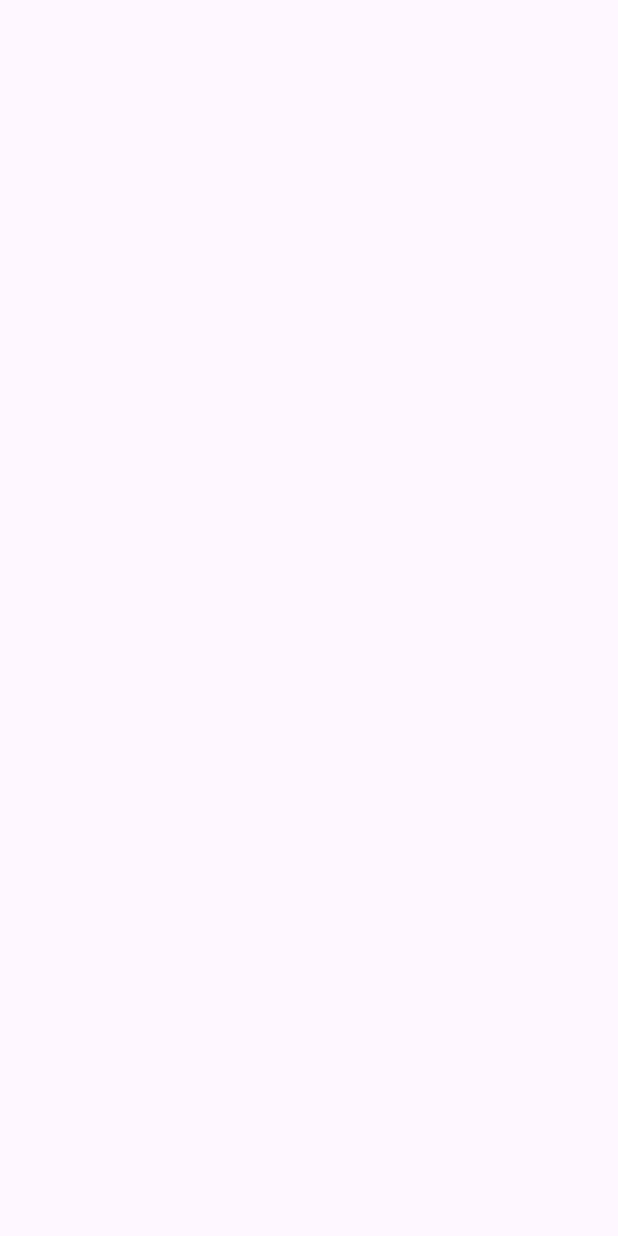
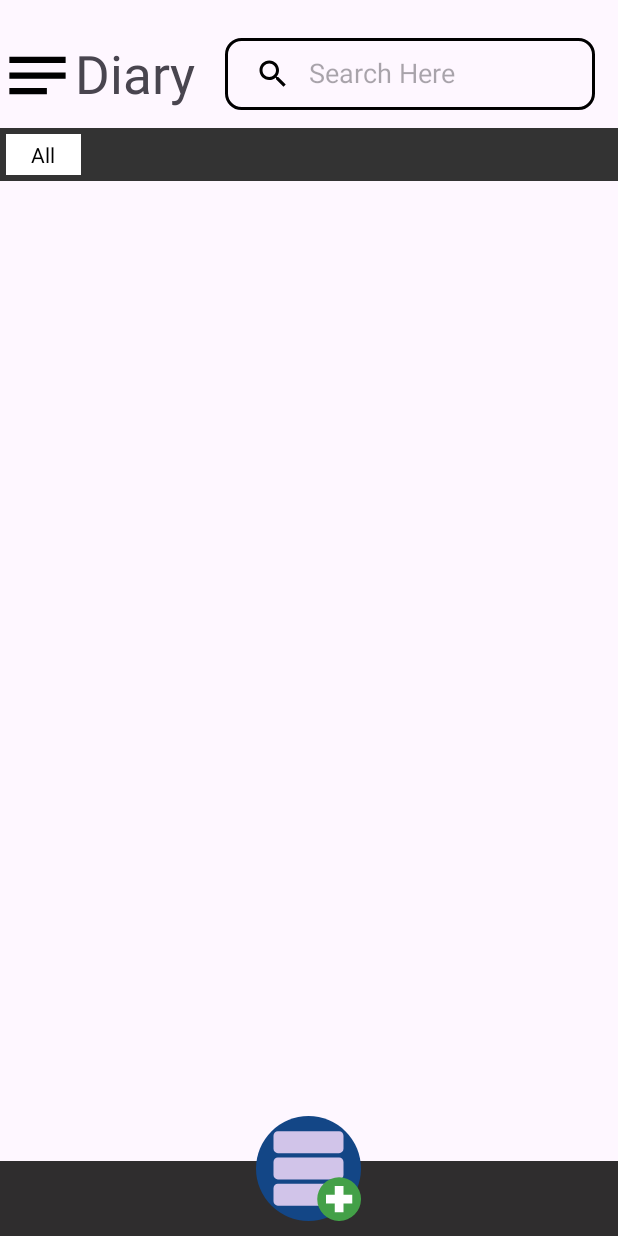
Before and after one commit to FebiRPL/DBDiary_TugasAkhir, an Android app: the screen it shows after launch (MainActivity), on a phone screen of 412 x 824 dp. Before the commit the screen is empty. Run offline under Robolectric (Android 15) with nearby library versions, the phone set to English and light mode, and no system bars.

```diff
--- a/app/build.gradle.kts
+++ b/app/build.gradle.kts
@@ -43,6 +43,8 @@ dependencies {
     implementation(libs.androidx.activity)
     implementation(libs.androidx.constraintlayout)
     testImplementation(libs.junit)
+    implementation("androidx.cardview:cardview:1.0.0")
+    implementation("com.google.android.material:material:1.9.0")
     androidTestImplementation(libs.androidx.junit)
     androidTestImplementation(libs.androidx.espresso.core)
 }
--- /dev/null
+++ b/app/src/main/res/drawable/add_bg.xml
@@ -0,0 +1,7 @@
+<?xml version="1.0" encoding="utf-8"?>
+<shape xmlns:android="http://schemas.android.com/apk/res/android"
+    android:shape="oval">
+
+    <solid android:color="@color/coloraccent"/>
+
+</shape>
--- /dev/null
+++ b/app/src/main/res/drawable/add_database_svgrepo_com.xml
@@ -0,0 +1,11 @@
+<vector xmlns:android="http://schemas.android.com/apk/res/android" android:height="750dp" android:viewportHeight="1024" android:viewportWidth="1024" android:width="750dp">
+
+    <path android:fillColor="#D1C4E9" android:pathData="M810.7,149.3H213.3c-23.5,0 -42.7,19.2 -42.7,42.7v128c0,23.5 19.2,42.7 42.7,42.7h597.3c23.5,0 42.7,-19.2 42.7,-42.7V192c0,-23.5 -19.2,-42.7 -42.7,-42.7zM810.7,405.3H213.3c-23.5,0 -42.7,19.2 -42.7,42.7v128c0,23.5 19.2,42.7 42.7,42.7h597.3c23.5,0 42.7,-19.2 42.7,-42.7v-128c0,-23.5 -19.2,-42.7 -42.7,-42.7zM810.7,661.3H213.3c-23.5,0 -42.7,19.2 -42.7,42.7v128c0,23.5 19.2,42.7 42.7,42.7h597.3c23.5,0 42.7,-19.2 42.7,-42.7v-128c0,-23.5 -19.2,-42.7 -42.7,-42.7z"/>
+
+    <path android:fillColor="#43A047" android:pathData="M810.7,810.7m-213.3,0a213.3,213.3 0,1 0,426.7 0,213.3 213.3,0 1,0 -426.7,0Z"/>
+
+    <path android:fillColor="#FFFFFF" android:pathData="M768,682.7h85.3v256h-85.3z"/>
+
+    <path android:fillColor="#FFFFFF" android:pathData="M682.7,768h256v85.3H682.7z"/>
+
+</vector>
--- /dev/null
+++ b/app/src/main/res/drawable/baseline_notes_24.xml
@@ -0,0 +1,5 @@
+<vector xmlns:android="http://schemas.android.com/apk/res/android" android:autoMirrored="true" android:height="24dp" android:tint="#000000" android:viewportHeight="24" android:viewportWidth="24" android:width="24dp">
+
+    <path android:fillColor="@android:color/white" android:pathData="M3,18h12v-2L3,16v2zM3,6v2h18L21,6L3,6zM3,13h18v-2L3,11v2z"/>
+
+</vector>
--- /dev/null
+++ b/app/src/main/res/drawable/baseline_search_24.xml
@@ -0,0 +1,5 @@
+<vector xmlns:android="http://schemas.android.com/apk/res/android" android:height="24dp" android:tint="#000000" android:viewportHeight="24" android:viewportWidth="24" android:width="24dp">
+
+    <path android:fillColor="@android:color/white" android:pathData="M15.5,14h-0.79l-0.28,-0.27C15.41,12.59 16,11.11 16,9.5 16,5.91 13.09,3 9.5,3S3,5.91 3,9.5 5.91,16 9.5,16c1.61,0 3.09,-0.59 4.23,-1.57l0.27,0.28v0.79l5,4.99L20.49,19l-4.99,-5zM9.5,14C7.01,14 5,11.99 5,9.5S7.01,5 9.5,5 14,7.01 14,9.5 11.99,14 9.5,14z"/>
+
+</vector>
--- /dev/null
+++ b/app/src/main/res/drawable/folder_diary.xml
@@ -0,0 +1,5 @@
+<?xml version="1.0" encoding="utf-8"?>
+<shape xmlns:android="http://schemas.android.com/apk/res/android"
+    android:shape="rectangle">
+    <solid android:color="@color/folder"/>
+</shape>
--- /dev/null
+++ b/app/src/main/res/drawable/search_view_bg.xml
@@ -0,0 +1,8 @@
+<?xml version="1.0" encoding="utf-8"?>
+<shape xmlns:android="http://schemas.android.com/apk/res/android">
+
+    <corners android:radius="10dp"/>
+    <stroke android:color="@color/black"
+        android:width="2dp" />
+
+</shape>
--- a/app/src/main/res/layout/activity_main.xml
+++ b/app/src/main/res/layout/activity_main.xml
@@ -1,13 +1,105 @@
 <?xml version="1.0" encoding="utf-8"?>
-<LinearLayout xmlns:android="http://schemas.android.com/apk/res/android"
+<RelativeLayout xmlns:android="http://schemas.android.com/apk/res/android"
     xmlns:app="http://schemas.android.com/apk/res-auto"
     xmlns:tools="http://schemas.android.com/tools"
     android:id="@+id/main"
     android:layout_width="match_parent"
     android:layout_height="match_parent"
-    android:orientation="vertical"
     tools:context=".MainActivity">
 
+    <LinearLayout
+        android:id="@+id/LYMain"
+        android:layout_width="match_parent"
+        android:layout_height="wrap_content"
+        android:orientation="horizontal"
+        >
 
+        <ImageView
+            android:layout_width="50dp"
+            android:layout_height="50dp"
+            android:src="@drawable/baseline_notes_24"
+            android:layout_marginTop="25dp"
+            />
 
-</LinearLayout>
+        <TextView
+            android:layout_width="wrap_content"
+            android:layout_height="wrap_content"
+            android:text="Diary"
+            android:textSize="35sp"
+            android:layout_marginTop="25dp"
+            />
+
+        <SearchView
+            android:id="@+id/Search"
+            android:layout_width="match_parent"
+            android:layout_height="wrap_content"
+            android:queryHint="Search Here"
+            android:layout_below="@id/LYMain"
+            android:background="@drawable/search_view_bg"
+            android:layout_marginTop="25dp"
+            android:layout_marginLeft="19dp"
+            android:layout_marginRight="15dp"
+            android:searchIcon="@drawable/baseline_search_24"
+            android:iconifiedByDefault="false"
+            />
+    </LinearLayout>
+
+    <LinearLayout
+        android:id="@+id/FolderDiary"
+        android:layout_width="match_parent"
+        android:layout_below="@id/LYMain"
+        android:layout_height="wrap_content"
+        android:layout_marginTop="10dp"
+        android:layout_marginBottom="10dp"
+        android:background="@drawable/folder_diary"
+        >
+
+        <TextView
+            android:id="@+id/TvAll"
+            android:layout_width="50dp"
+            android:layout_height="wrap_content"
+            android:text="All"
+            android:textColor="@color/black"
+            android:background="@color/white"
+            android:padding="4dp"
+            android:textSize="14sp"
+            android:layout_margin="4dp"
+            android:gravity="center"
+            />
+
+    </LinearLayout>
+
+    <androidx.recyclerview.widget.RecyclerView
+        android:id="@+id/RCYDiary"
+        android:layout_width="match_parent"
+        android:layout_height="0dp"
+        android:layout_below="@id/FolderDiary"
+        android:layout_above="@id/LyContainer2"
+        android:layout_marginStart="5dp"
+        android:layout_marginEnd="5dp"
+        android:layout_marginTop="0dp"
+        />
+
+    <LinearLayout
+        android:id="@+id/LyContainer2"
+        android:layout_width="match_parent"
+        android:layout_height="50dp"
+        android:gravity="center_vertical"
+        android:orientation="horizontal"
+        android:layout_alignParentBottom="true"
+        android:background="@color/quickqctionbackground"
+        tools:ignore="ExtraText"
+        >
+
+    </LinearLayout>
+
+    <ImageView
+        android:id="@+id/IVAdd"
+        android:layout_width="70dp"
+        android:layout_height="70dp"
+        android:layout_below="@id/RCYDiary"
+        android:layout_centerInParent="true"
+        android:layout_marginTop="-30dp"
+        android:background="@drawable/add_bg"
+        android:src="@drawable/add_database_svgrepo_com" />
+</RelativeLayout>
--- a/app/src/main/res/values/colors.xml
+++ b/app/src/main/res/values/colors.xml
@@ -2,4 +2,7 @@
 <resources>
     <color name="black">#FF000000</color>
     <color name="white">#FFFFFFFF</color>
+    <color name="quickqctionbackground">#2f2d2e</color>
+    <color name="folder">#333333</color>
+    <color name="coloraccent">#134686</color>
 </resources>
```
